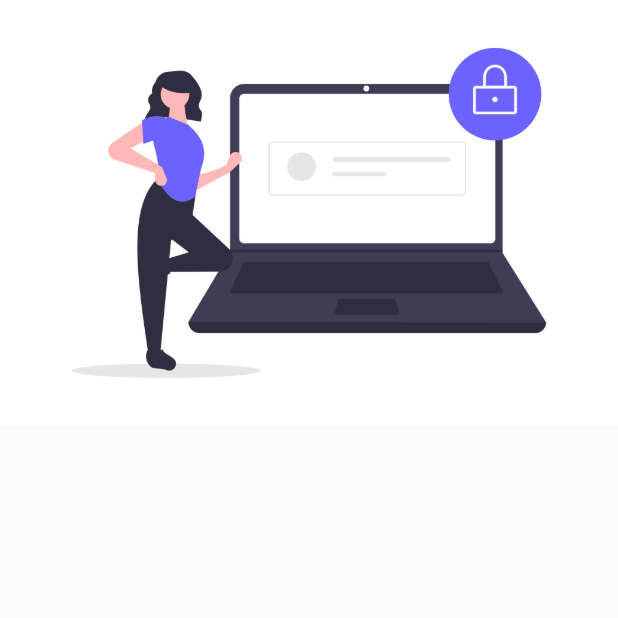
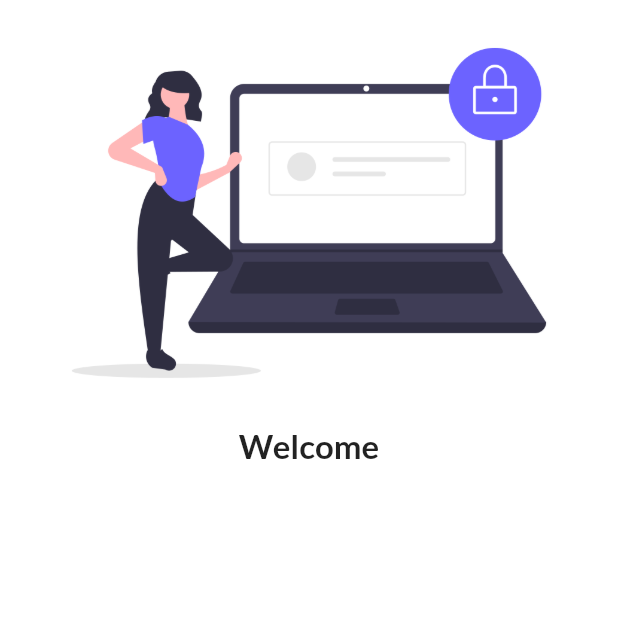
Before and after one commit to AyshChaudhary/test-flutter, a Flutter app: the screen it shows after launch, on a phone screen of 412 x 824 dp, the top half of it. Run offline on Flutter 3.47's test engine with Material 2 defaults, Android fonts, the phone set to English and light mode, and no system bars; our stand-ins replace google_fonts.

Commit message:
google font done.leto

```diff
--- a/flutter_application_1/lib/main.dart
+++ b/flutter_application_1/lib/main.dart
@@ -1,5 +1,6 @@
 import 'package:flutter/material.dart';
 import 'package:flutter_application_1/pages/loginPage.dart';
+import 'package:google_fonts/google_fonts.dart';
 import 'pages/home_page.dart';
 
 void main() {
@@ -10,13 +11,16 @@ class MyApp extends StatelessWidget {
   @override
   Widget build(BuildContext context) {
     return MaterialApp(
-      //home: Homepage(),
       themeMode: ThemeMode.light,
-      theme: ThemeData(primarySwatch: Colors.deepPurple),
+      theme: ThemeData(
+        primarySwatch: Colors.deepPurple,
+        fontFamily: GoogleFonts.lato().fontFamily,
+      ),
+      initialRoute: '/',
       routes: {
-        "/":     (context) => LOGINPAGE(),
+        "/": (context) => LOGINPAGE(),
         "/home": (context) => Homepage(),
-        "/login":(context) => LOGINPAGE()
+        "/login": (context) => LOGINPAGE()
       },
     );
   }
--- a/flutter_application_1/lib/pages/home_page.dart
+++ b/flutter_application_1/lib/pages/home_page.dart
@@ -1,4 +1,5 @@
 import 'package:flutter/material.dart';
+
 
 class Homepage extends StatelessWidget {
   final int days = 30;
--- a/flutter_application_1/lib/pages/loginPage.dart
+++ b/flutter_application_1/lib/pages/loginPage.dart
@@ -6,9 +6,20 @@ class LOGINPAGE extends StatelessWidget {
   @override
   Widget build(BuildContext context) {
     return Material(
+      color: Colors.white,
       child: Column(
         children: [
-          Image.asset("assets/images/login_image.png"),
+          Image.asset(
+            "assets/images/login_image.png",
+            fit: BoxFit.cover,
+          ),
+          Text(
+            "Welcome",
+            style: TextStyle(
+              fontSize: 22,
+              fontWeight: FontWeight.bold,
+            ),
+          ),
         ],
       ),
     );
--- a/flutter_application_1/pubspec.yaml
+++ b/flutter_application_1/pubspec.yaml
@@ -28,6 +28,8 @@ dependencies:
   # The following adds the Cupertino Icons font to your application.
   # Use with the CupertinoIcons class for iOS style icons.
   cupertino_icons: ^1.0.2
+
+  google_fonts: ^2.1.0
 
 dev_dependencies:
   flutter_test:
```
Also changed, not shown: flutter_application_1/pubspec.lock.
